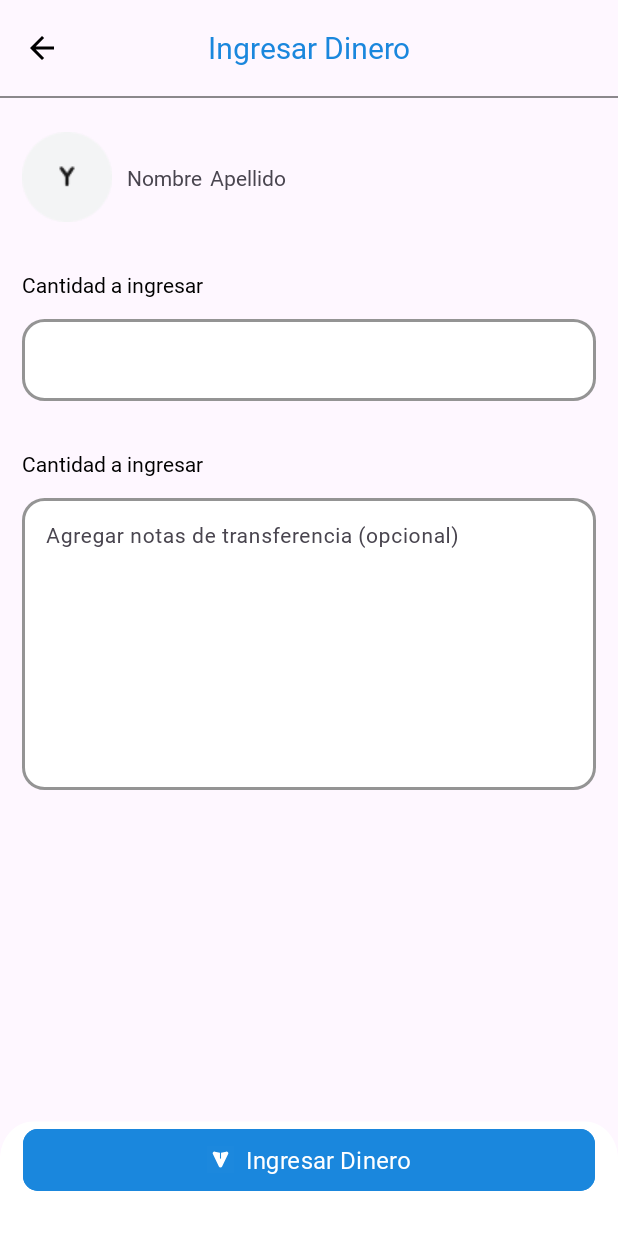
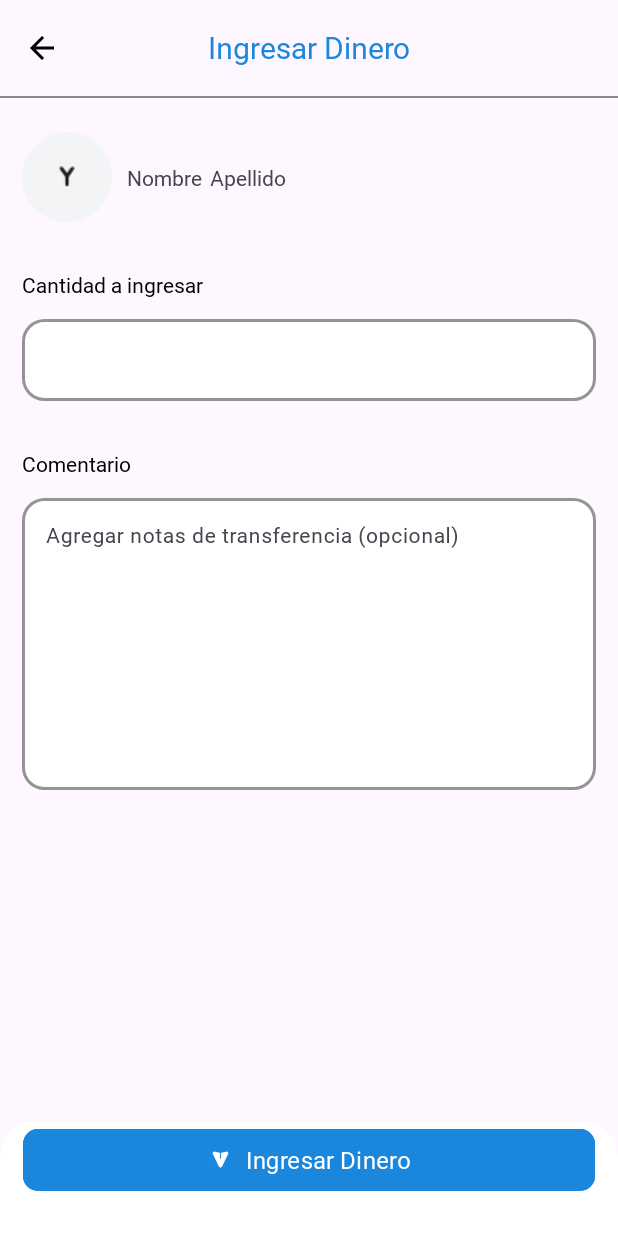
Before and after one commit to Jvbass/VirtualWalletArqLifeCycle, an Android app: the TransactionReceive screen opened through its navigation route, on a phone screen of 412 x 824 dp. Run offline under Robolectric (Android 15) with nearby library versions, the phone set to English and light mode, and no system bars.

Commit message:
Optimizacion de importaciones en las clases

```diff
--- a/app/src/main/java/cl/jpinodev/walletarqlifecycle/feature_usuario/data/local/AccountDataSet.kt
+++ b/app/src/main/java/cl/jpinodev/walletarqlifecycle/feature_usuario/data/local/AccountDataSet.kt
@@ -15,7 +15,7 @@ class AccountDataSet {
             Account("acc8", "User08", 800.0),
         )
     }
-    fun getAllAccounts(): MutableList<Account>? {
+    fun getAllAccounts(): MutableList<Account> {
         return createAccounts()
     }
 }
--- a/app/src/main/java/cl/jpinodev/walletarqlifecycle/feature_usuario/data/local/UsuariosDataSet.kt
+++ b/app/src/main/java/cl/jpinodev/walletarqlifecycle/feature_usuario/data/local/UsuariosDataSet.kt
@@ -16,7 +16,7 @@ class UsuariosDataSet {
 
         )
     }
-    fun getAllUsuarios(): MutableList<Usuario>? {
+    fun getAllUsuarios(): MutableList<Usuario> {
         return createUsuarios()
     }
 }
--- a/app/src/main/java/cl/jpinodev/walletarqlifecycle/feature_usuario/presentation/adapter/TransactionViewHolder.kt
+++ b/app/src/main/java/cl/jpinodev/walletarqlifecycle/feature_usuario/presentation/adapter/TransactionViewHolder.kt
@@ -41,7 +41,7 @@ class TransactionViewHolder(
                 bindingItem.transactionUserImg.setImageResource(imageResource)
             }
             // Definir si el usuario conectado recibe o envía dinero
-            if (transaction.idSender == usuarioConectado?.user_id && transaction.idReceriver != usuarioConectado?.user_id ) {
+            if (transaction.idSender == usuarioConectado?.user_id && transaction.idReceriver != usuarioConectado.user_id ) {
                 // Enviando
                 bindingItem.operationIcon.setImageResource(R.drawable.send_icon_yellow)
                 bindingItem.transactionOperationType.text = "-"
--- a/app/src/main/java/cl/jpinodev/walletarqlifecycle/feature_usuario/presentation/view/activity/MainContainer.kt
+++ b/app/src/main/java/cl/jpinodev/walletarqlifecycle/feature_usuario/presentation/view/activity/MainContainer.kt
@@ -5,7 +5,6 @@ import android.util.Log
 import androidx.activity.viewModels
 import androidx.appcompat.app.AppCompatActivity
 import cl.jpinodev.walletarqlifecycle.databinding.ActivityMainContainerBinding
-import cl.jpinodev.walletarqlifecycle.feature_usuario.data.local.DataHolder
 import cl.jpinodev.walletarqlifecycle.feature_usuario.data.model.Usuario
 import cl.jpinodev.walletarqlifecycle.feature_usuario.presentation.viewmodel.WalletViewModel
 
--- a/app/src/main/java/cl/jpinodev/walletarqlifecycle/feature_usuario/presentation/view/fragments/TransactionReceive.kt
+++ b/app/src/main/java/cl/jpinodev/walletarqlifecycle/feature_usuario/presentation/view/fragments/TransactionReceive.kt
@@ -8,7 +8,6 @@ import androidx.fragment.app.Fragment
 import androidx.fragment.app.activityViewModels
 import androidx.navigation.Navigation
 import cl.jpinodev.walletarqlifecycle.databinding.FragmentTransactionReceiveBinding
-import cl.jpinodev.walletarqlifecycle.feature_usuario.presentation.adapter.UsersAdapter
 import cl.jpinodev.walletarqlifecycle.feature_usuario.presentation.utils.ToastUtils
 import cl.jpinodev.walletarqlifecycle.feature_usuario.presentation.viewmodel.WalletViewModel
 import java.text.SimpleDateFormat
--- a/app/src/main/res/layout/fragment_transaction_receive.xml
+++ b/app/src/main/res/layout/fragment_transaction_receive.xml
@@ -45,6 +45,7 @@
 
     <ImageView
         android:id="@+id/imageUsuario"
+        android:contentDescription="@string/imagen_de_usuario"
         android:layout_width="60dp"
         android:layout_height="60dp"
         android:layout_marginTop="24dp"
@@ -59,7 +60,7 @@
         android:layout_height="wrap_content"
         android:layout_marginStart="10dp"
         android:fontFamily="@font/font_jua_wallet"
-        android:text="Nombre"
+        android:text="@string/nombre"
         app:layout_constraintBottom_toBottomOf="@+id/imageUsuario"
         app:layout_constraintStart_toEndOf="@+id/imageUsuario"
         app:layout_constraintTop_toTopOf="@+id/imageUsuario" />
@@ -70,7 +71,7 @@
         android:layout_height="wrap_content"
         android:layout_marginStart="5dp"
         android:fontFamily="@font/font_jua_wallet"
-        android:text="Apellido"
+        android:text="@string/apellido"
         app:layout_constraintStart_toEndOf="@+id/nombreUsuario"
         app:layout_constraintTop_toTopOf="@+id/nombreUsuario" />
 
@@ -121,7 +122,7 @@
         android:layout_height="wrap_content"
         android:layout_marginTop="32dp"
         android:fontFamily="@font/font_jua_wallet"
-        android:text="Cantidad a ingresar"
+        android:text="Comentario"
         android:textColor="@color/black"
         android:textSize="14sp"
         app:layout_constraintStart_toStartOf="@+id/guideline4"
--- a/app/src/main/res/layout/fragment_transaction_send.xml
+++ b/app/src/main/res/layout/fragment_transaction_send.xml
@@ -101,7 +101,7 @@
             android:layout_height="wrap_content"
             android:layout_marginTop="32dp"
             android:fontFamily="@font/font_jua_wallet"
-            android:text="Cantidad a ingresar"
+            android:text="Comentario"
             android:textColor="@color/black"
             android:textSize="14sp"
             app:layout_constraintStart_toStartOf="@+id/guideline4"
@@ -131,7 +131,7 @@
                 android:layout_height="match_parent"
                 android:fontFamily="@font/font_jua_wallet"
                 android:gravity="top|start"
-                android:hint="Agregar notas de transferencia (opcional)"
+                android:hint="@string/agregar_notas_de_transferencia_opcional"
                 android:inputType="textMultiLine"
                 android:textColor="@color/black"
                 android:textColorHint="@color/black_light"
@@ -142,6 +142,7 @@
 
         <ImageView
             android:id="@+id/bg_transactionbtn"
+            android:contentDescription="@string/background_button_colo_white"
             android:layout_width="match_parent"
             android:layout_height="wrap_content"
             android:background="@drawable/bg_rectangle_transactionbtn"
--- a/app/src/main/res/values/strings.xml
+++ b/app/src/main/res/values/strings.xml
@@ -18,4 +18,10 @@
     <string name="elija_un_contacto">Elija un contacto</string>
     <string name="ingresar_dinero">Ingresar Dinero</string>
     <string name="enviar_dinero">Enviar Dinero</string>
+    <string name="cantidad_a_ingresar">Cantidad a ingresar</string>
+    <string name="agregar_notas_de_transferencia_opcional">Agregar notas de transferencia (opcional)</string>
+    <string name="background_button_colo_white">background button colo white</string>
+    <string name="imagen_de_usuario">imagen de usuario</string>
+    <string name="nombre">Nombre</string>
+    <string name="apellido">Apellido</string>
 </resources>
```
